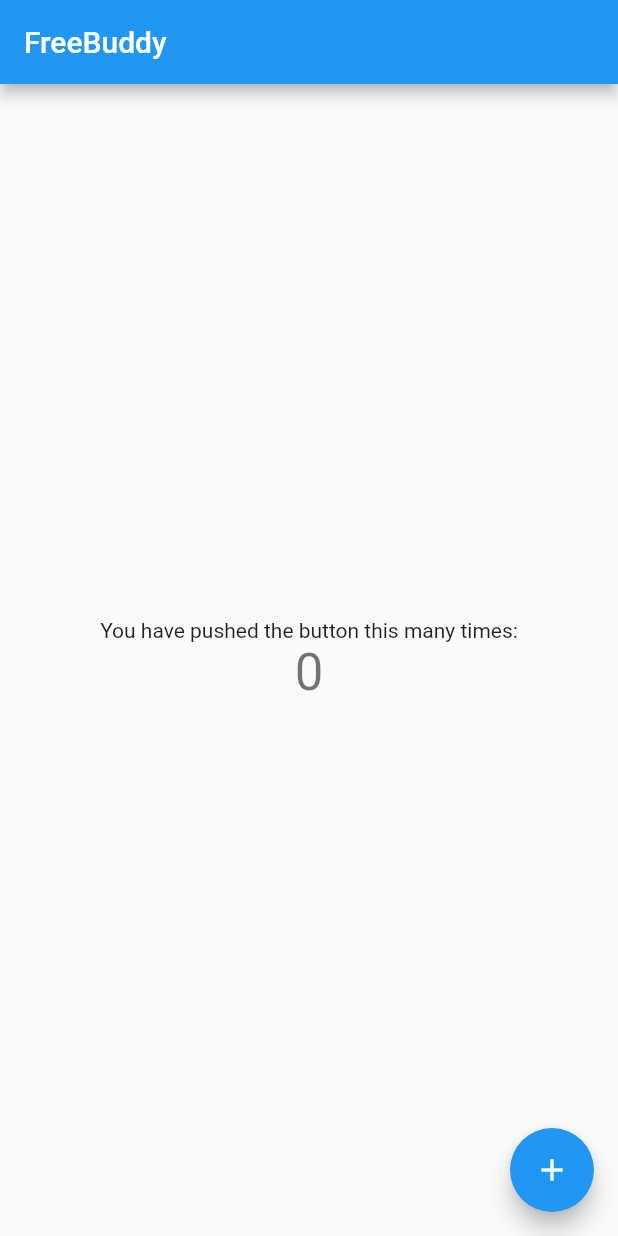
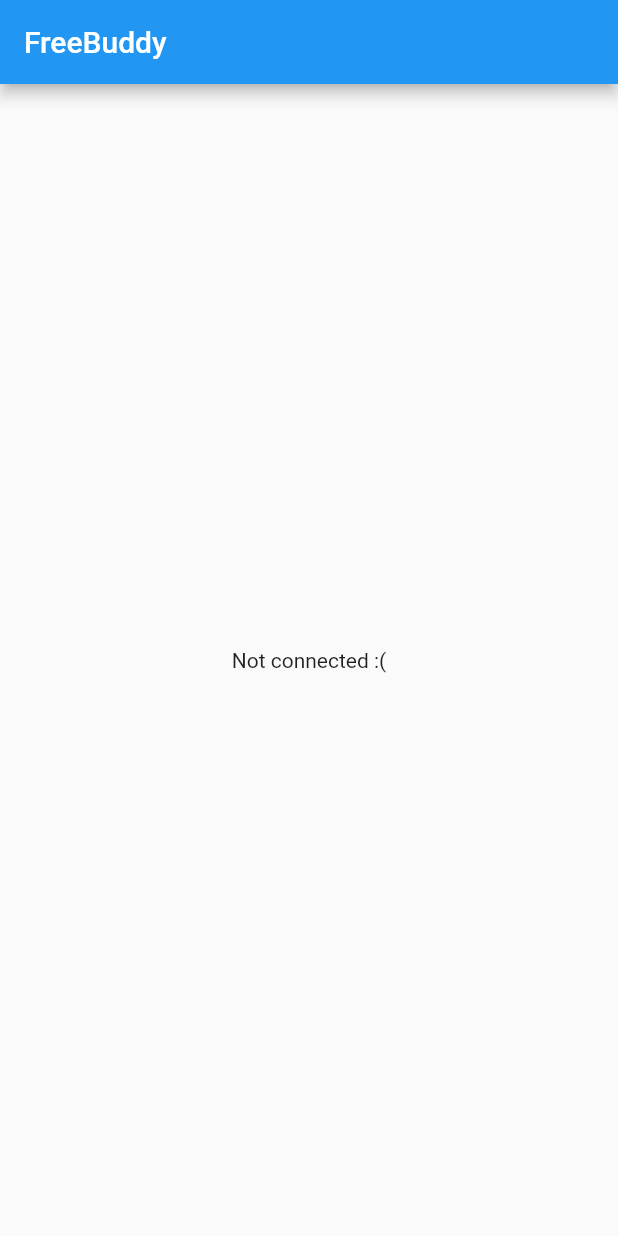
Before and after one commit to TheLastGimbus/FreeBuddy, a Flutter app: the screen it shows after launch, on a phone screen of 412 x 824 dp. Run offline on Flutter 3.47's test engine with Material 2 defaults, Android fonts, the phone set to English and light mode, and no system bars; our stand-ins replace flutter_bluetooth_serial.

Commit message:
*something*

```diff
--- /dev/null
+++ b/lib/headphones/otter_constants.dart
@@ -0,0 +1,4 @@
+class Otter {
+  static const String name = 'Huawei Freebuds 4i';
+  static final btMacRegex = RegExp(r'60:AA:..:..:..:7E', caseSensitive: false);
+}
--- a/lib/main.dart
+++ b/lib/main.dart
@@ -1,4 +1,9 @@
+import 'dart:async';
+import 'dart:typed_data';
+
 import 'package:flutter/material.dart';
+import 'package:flutter_bluetooth_serial/flutter_bluetooth_serial.dart';
+import 'package:freebuddy/headphones/otter_constants.dart';
 
 void main() {
   runApp(const MyApp());
@@ -25,10 +30,22 @@
 }
 
 class _MyHomePageState extends State<MyHomePage> {
-  int _counter = 0;
+  late StreamSubscription _periodSS;
+  BluetoothConnection? otterConn;
 
-  void _incrementCounter() {
-    setState(() => _counter++);
+  @override
+  void initState() {
+    super.initState();
+    _periodSS = Stream.periodic(const Duration(milliseconds: 1000), (_) async {
+      final devs = await FlutterBluetoothSerial.instance.getBondedDevices();
+      final otters = devs.where(
+          (d) => (d.isConnected && Otter.btMacRegex.hasMatch(d.address)));
+      if (otterConn == null && otters.length == 1) {
+        final otter = otters.first;
+        otterConn = await BluetoothConnection.toAddress(otter.address);
+        setState(() {});
+      }
+    }).listen((_) {});
   }
 
   @override
@@ -36,22 +53,50 @@
     return Scaffold(
       appBar: AppBar(title: const Text("FreeBuddy")),
       body: Center(
-        child: Column(
-          mainAxisAlignment: MainAxisAlignment.center,
-          children: <Widget>[
-            const Text('You have pushed the button this many times:'),
-            Text(
-              '$_counter',
-              style: Theme.of(context).textTheme.headline4,
-            ),
-          ],
-        ),
-      ),
-      floatingActionButton: FloatingActionButton(
-        onPressed: _incrementCounter,
-        tooltip: 'Increment',
-        child: const Icon(Icons.add),
+        child: otterConn == null
+            ? const Text("Not connected :(")
+            : Row(
+                mainAxisAlignment: MainAxisAlignment.spaceEvenly,
+                // Noise cancellation settings:
+                children: [
+                  // ANC
+                  Expanded(
+                    child: FittedBox(
+                      child: IconButton(
+                        onPressed: () {
+                          otterConn?.output.add(Uint8List.fromList([90, 0, 7, 0, 43, 4, 1, 2, 1, -1, -1, -20]));
+                        },
+                        icon: const Icon(Icons.hearing_disabled),
+                      ),
+                    ),
+                  ),
+                  // OFF
+                  Expanded(
+                    child: FittedBox(
+                      child: IconButton(
+                        onPressed: () {},
+                        icon: const Icon(Icons.highlight_off),
+                      ),
+                    ),
+                  ),
+                  // Awareness:
+                  Expanded(
+                    child: FittedBox(
+                      child: IconButton(
+                        onPressed: () {},
+                        icon: const Icon(Icons.hearing),
+                      ),
+                    ),
+                  ),
+                ],
+              ),
       ),
     );
   }
+
+  @override
+  void dispose() {
+    _periodSS.cancel();
+    super.dispose();
+  }
 }
--- a/pubspec.yaml
+++ b/pubspec.yaml
@@ -31,9 +31,7 @@
     sdk: flutter
 
 
-  # The following adds the Cupertino Icons font to your application.
-  # Use with the CupertinoIcons class for iOS style icons.
-  cupertino_icons: ^1.0.2
+  flutter_bluetooth_serial: ^0.4.0
 
 dev_dependencies:
   flutter_test:
```
Also changed, not shown: pubspec.lock, 1 other file.
